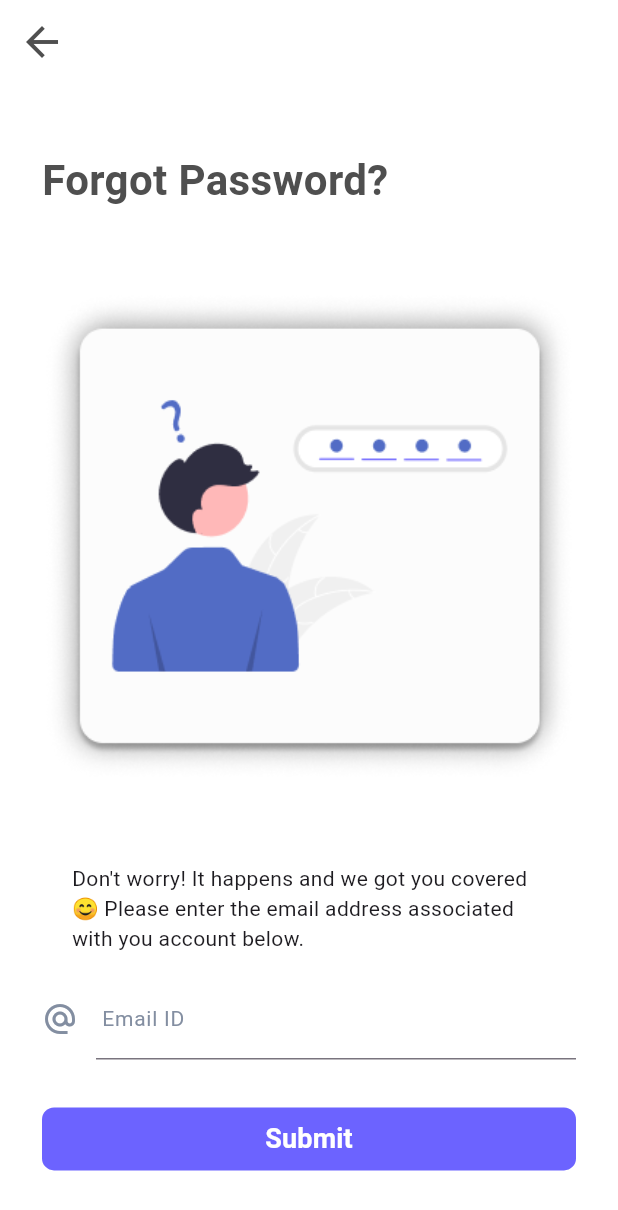
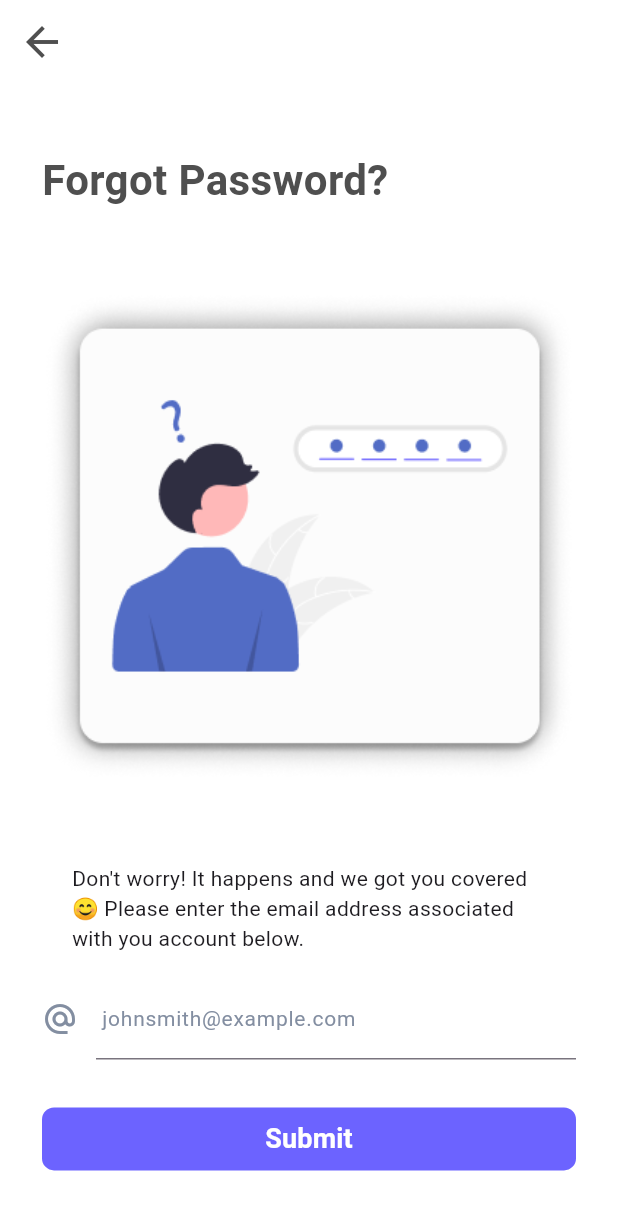
Before and after one commit to WaxifAlee/fyp_civic_connect, a Flutter app: the screen it shows after launch, on a phone screen of 412 x 824 dp. Shown: the top 1210 px of the screen. Run offline on Flutter 3.47's test engine with Material 3 defaults, Android fonts, the phone set to English and light mode, and no system bars; our stand-ins replace carousel_slider, cloud_firestore, firebase_auth, firebase_core; accounts and stored records are empty.

Commit message:
Production Fix Attempt #03

```diff
--- a/lib/screens/forgot_password.dart
+++ b/lib/screens/forgot_password.dart
@@ -97,7 +97,7 @@ class _LoginScreenState extends State<ForgotScreen> {
                               child: TextFormField(
                             controller: _emailController,
                             decoration: const InputDecoration(
-                                labelText: ' Email ID',
+                                labelText: ' johnsmith@example.com',
                                 labelStyle: TextStyle(
                                   color: AppTheme.themePlaceHolderText,
                                   fontSize: 14,
```
Also changed, not shown: 1 other file.
